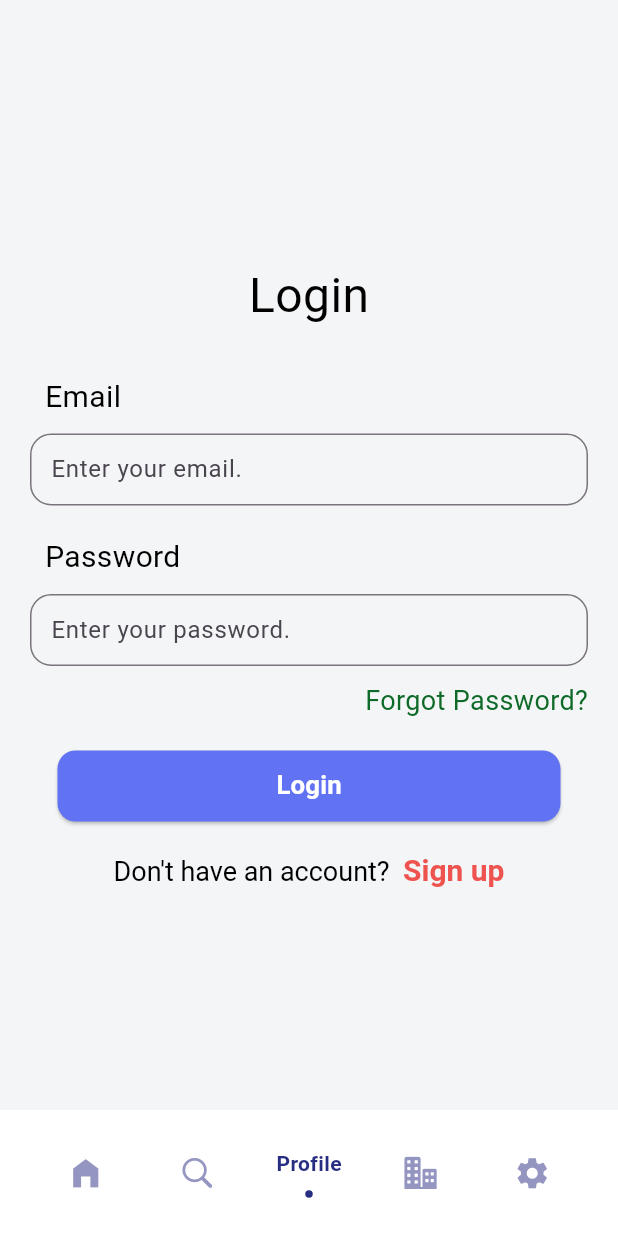
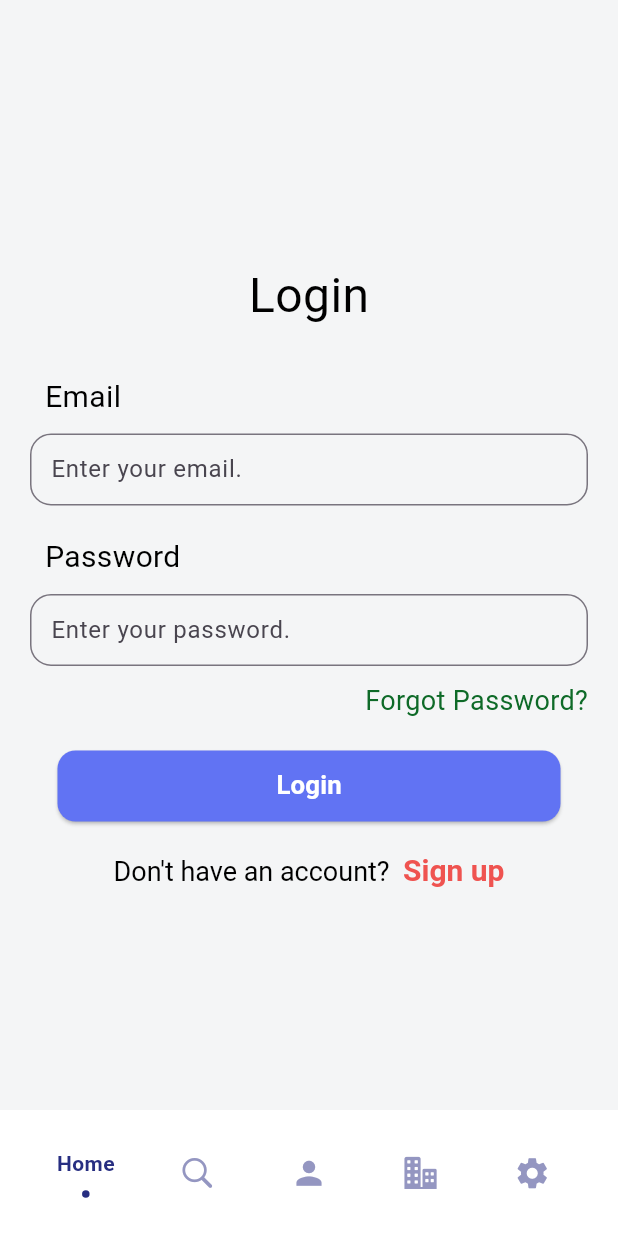
Before and after one commit to Mero-Vision/mero_hostel, a Flutter app: the screen it shows after launch, item 3 of the bottom bar chosen, on a phone screen of 412 x 824 dp. Run offline on Flutter 3.47's test engine with Material 3 defaults, Android fonts, the light colour scheme and no system bars; drawn by our look-alikes of flashy_tab_bar2; our stand-ins replace dio, flutter_screenutil, get, pretty_dio_logger, shimmer; accounts and stored records are empty; network calls fail.

Commit message:
statemanagement for bottom nav bar

```diff
--- /dev/null
+++ b/lib/controller/bottomNavBarController.dart
@@ -0,0 +1,9 @@
+import 'package:get/get.dart';
+
+class BottomNavBarController extends GetxController {
+  RxInt selectedIndex = 0.obs;
+
+  void changeTabIndex(int index) {
+    selectedIndex.value = index;
+  }
+}
--- a/lib/views/home/widget/bottomNavBar.dart
+++ b/lib/views/home/widget/bottomNavBar.dart
@@ -1,32 +1,29 @@
-import 'package:animations/animations.dart';
+import 'package:flutter/material.dart';
 import 'package:flashy_tab_bar2/flashy_tab_bar2.dart';
 import 'package:flutter/cupertino.dart';
-import 'package:flutter/material.dart';
-import 'package:flutter_screenutil/flutter_screenutil.dart';
+import 'package:animations/animations.dart';
+import 'package:get/get.dart';
+import 'package:mero_hostel/controller/bottomNavBarController.dart';
 import 'package:mero_hostel/views/home/homepage.dart';
 import 'package:mero_hostel/views/login/loginPage.dart';
 import 'package:mero_hostel/views/settings/settings.dart';
 
-class BottomNavBar extends StatefulWidget {
-  @override
-  _BottomNavBarState createState() => _BottomNavBarState();
-}
+class BottomNavBar extends StatelessWidget {
+  final BottomNavBarController controller = Get.put(BottomNavBarController());
 
-class _BottomNavBarState extends State<BottomNavBar> {
-  int _selectedIndex = 0;
-
-  List<Widget> tabItems = [
+  final List<Widget> tabItems = [
     HomePage(),
     SecondScreen(),
     LoginPage(),
     SecondScreen(),
-    SettingPage()
+    SettingPage(),
   ];
 
   @override
   Widget build(BuildContext context) {
     return Scaffold(
-      body: PageTransitionSwitcher(
+      body: Obx(
+        () => PageTransitionSwitcher(
           duration: const Duration(milliseconds: 300),
           transitionBuilder: (
             Widget child,
@@ -40,17 +37,16 @@ class _BottomNavBarState extends State<BottomNavBar> {
               child: child,
             );
           },
-        child: tabItems[_selectedIndex],
+          child: tabItems[controller.selectedIndex.value],
+        ),
       ),
       bottomNavigationBar: FlashyTabBar(
         animationCurve: Curves.linear,
-        selectedIndex: _selectedIndex,
+        selectedIndex: controller.selectedIndex.value,
         iconSize: 25.0,
         animationDuration: Duration(milliseconds: 250),
-        showElevation: false, // use this to remove appBar's elevation
-        onItemSelected: (index) => setState(() {
-          _selectedIndex = index;
-        }),
+        showElevation: false,
+        onItemSelected: (index) => controller.changeTabIndex(index),
         items: [
           FlashyTabBarItem(
             icon: Icon(Icons.home_filled),
```
Lines whose indentation alone changed are shown as unchanged.
